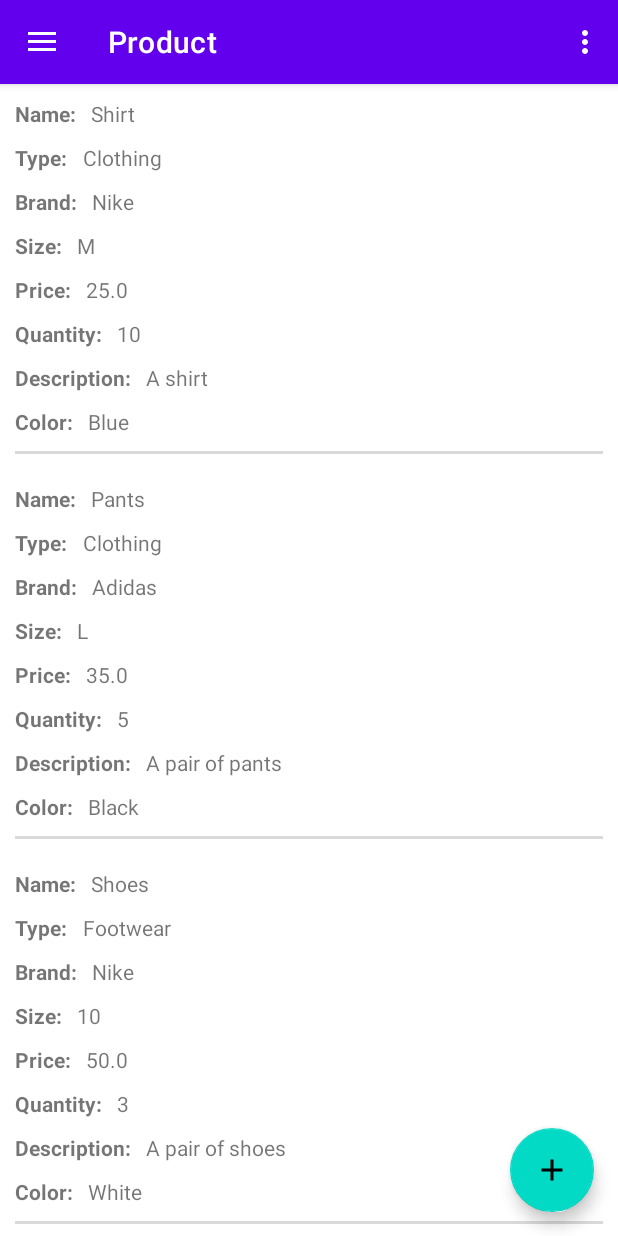
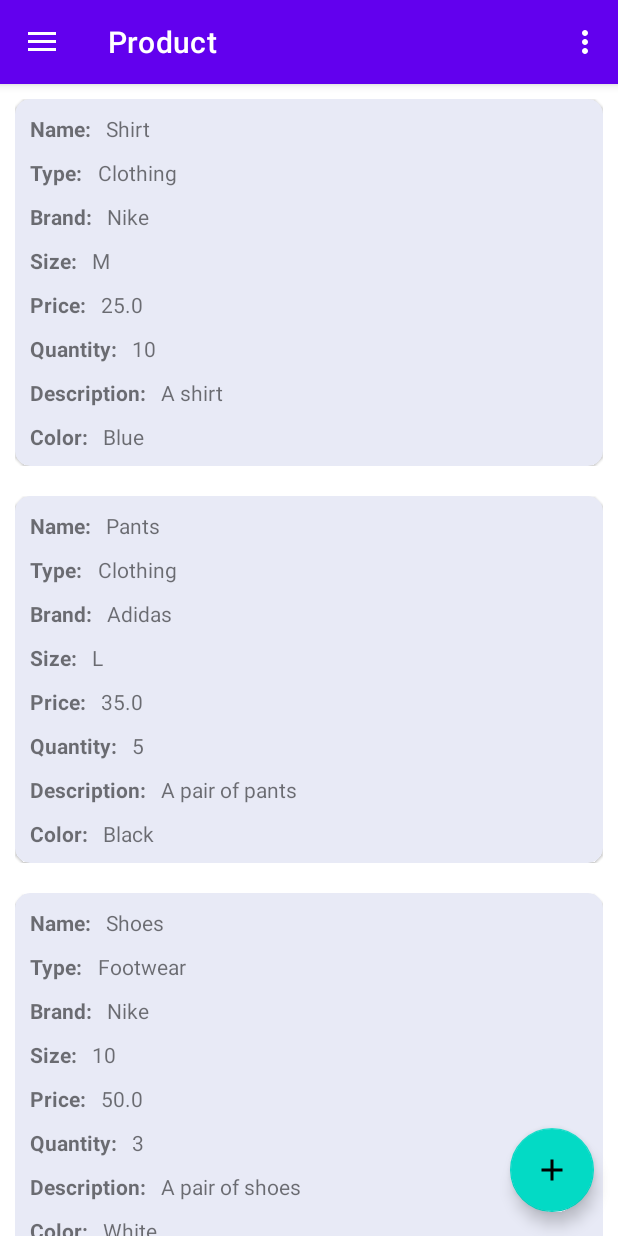
Before and after one commit to KaimDev/sales-management-android, an Android app: the screen it shows after launch (MainActivity), in the side drawer, after a tap on "Product", on a phone screen of 412 x 824 dp. Run offline under Robolectric (Android 15) with nearby library versions, the phone set to English and light mode, and no system bars; our stand-ins replace navigation-ui.

Commit message:
feat: Add CardView To the product_view.xml

```diff
--- a/app/src/main/res/layout/product_view.xml
+++ b/app/src/main/res/layout/product_view.xml
@@ -3,8 +3,19 @@
     xmlns:tools="http://schemas.android.com/tools"
     android:layout_width="match_parent"
     android:layout_height="wrap_content"
+    xmlns:app="http://schemas.android.com/apk/res-auto"
     android:layout_margin="10dp">
 
+    <com.google.android.material.card.MaterialCardView
+        android:layout_width="match_parent"
+        app:cardCornerRadius="10dp"
+        app:cardBackgroundColor="#E8EAF6"
+        android:layout_height="wrap_content">
+
+        <RelativeLayout
+            android:layout_margin="10dp"
+            android:layout_width="match_parent"
+            android:layout_height="wrap_content">
             <!--    name-->
             <TextView
                 android:id="@+id/tvProductNameKey"
@@ -161,10 +172,13 @@
                 android:layout_toEndOf="@id/tvProductColorKey"
                 tools:text="Black" />
 
-    <LinearLayout
-        android:layout_width="match_parent"
-        android:layout_height="2dp"
-        android:layout_below="@id/tvProductColorKey"
-        android:layout_marginTop="10dp"
-        android:background="#DAD8D8" />
+<!--            <LinearLayout-->
+<!--                android:layout_width="match_parent"-->
+<!--                android:layout_height="2dp"-->
+<!--                android:layout_below="@id/tvProductColorKey"-->
+<!--                android:layout_marginTop="10dp"-->
+<!--                android:background="#DAD8D8" />-->
+
         </RelativeLayout>
+    </com.google.android.material.card.MaterialCardView>
+</RelativeLayout>
```
Lines whose indentation alone changed are shown as unchanged.
